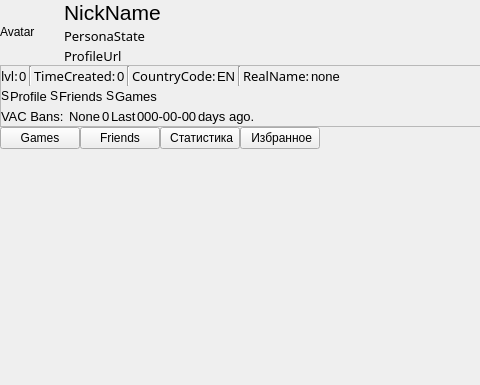
Old version of the form AraSteamManager/subform/formprofile.ui in the repository Arankir/AraSteamManager; both pictures show x 0 to 480 and y 0 to 385 of the 802 by 385 pixel window.
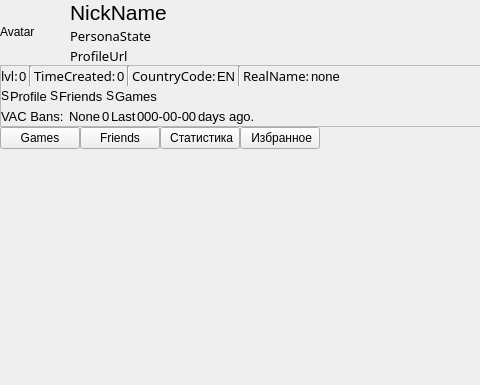
New version of the form.

Patch:
```diff
--- a/AraSteamManager/subform/formprofile.ui
+++ b/AraSteamManager/subform/formprofile.ui
@@ -31,6 +31,9 @@
    </property>
    <item>
     <layout class="QHBoxLayout" name="horizontalLayout_8">
+     <property name="spacing">
+      <number>6</number>
+     </property>
      <item>
       <widget class="QLabel" name="LabelAvatar">
        <property name="minimumSize">
```
